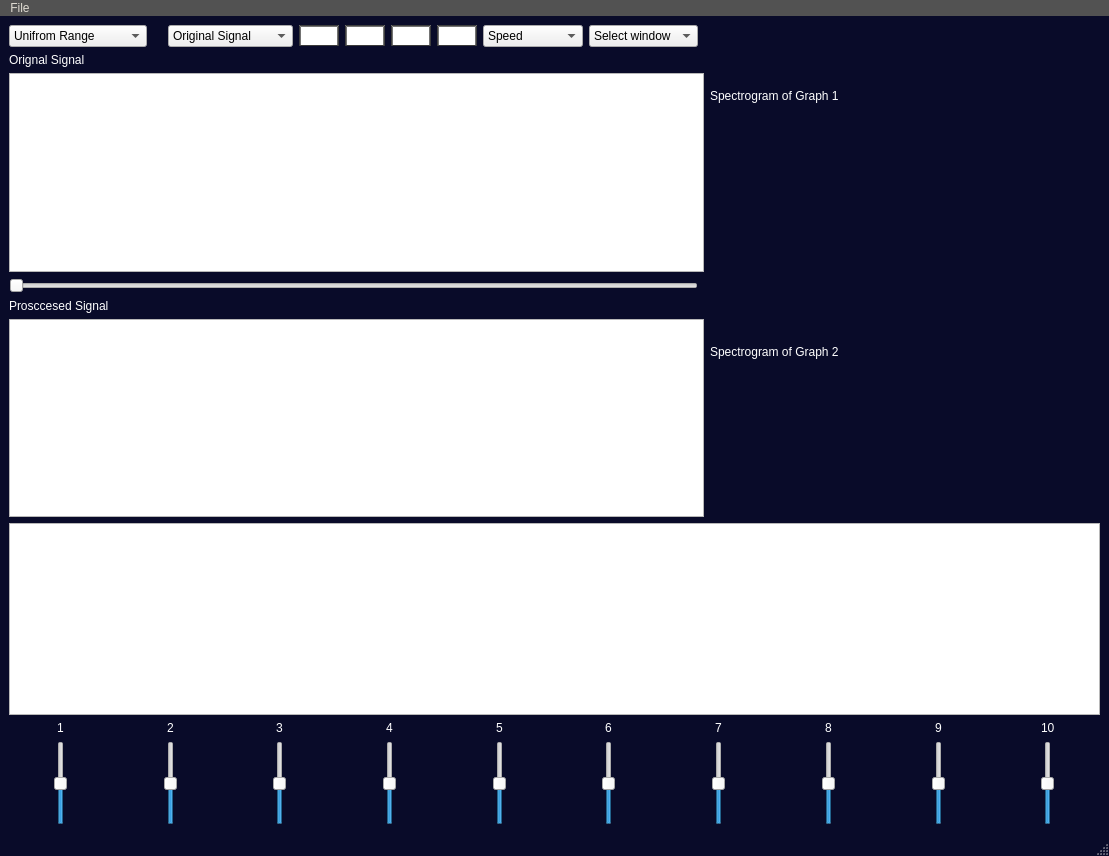
Old version of the form main.ui in the repository AliBadran716/Signal_equilizer.
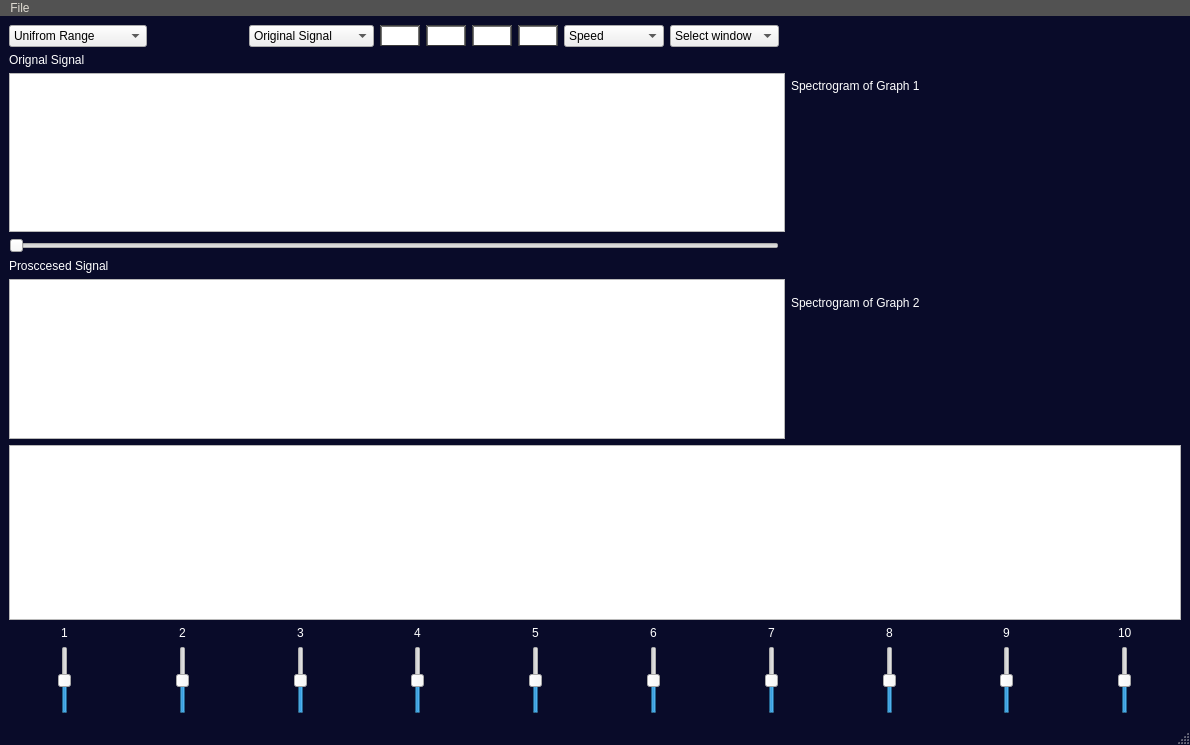
New version of the form. Icons and pictures are not drawn. Custom widgets are drawn as their Qt base class.

The edit to the form file:
```diff
--- a/main.ui
+++ b/main.ui
@@ -6,8 +6,8 @@
    <rect>
     <x>0</x>
     <y>0</y>
-    <width>1109</width>
-    <height>856</height>
+    <width>1190</width>
+    <height>745</height>
    </rect>
   </property>
   <property name="windowTitle">
@@ -824,8 +824,8 @@
     <rect>
      <x>0</x>
      <y>0</y>
-     <width>1109</width>
-     <height>23</height>
+     <width>1190</width>
+     <height>24</height>
     </rect>
    </property>
    <widget class="QMenu" name="menuFile">
```
Left out of the diff: 10 changed lines with no effect on the pictures.
